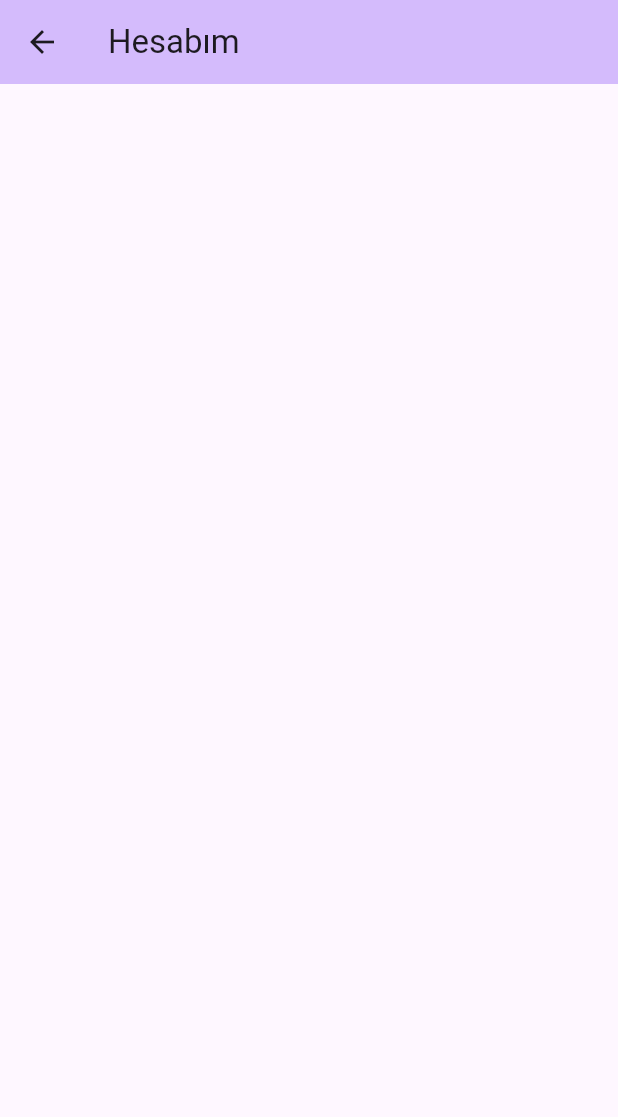
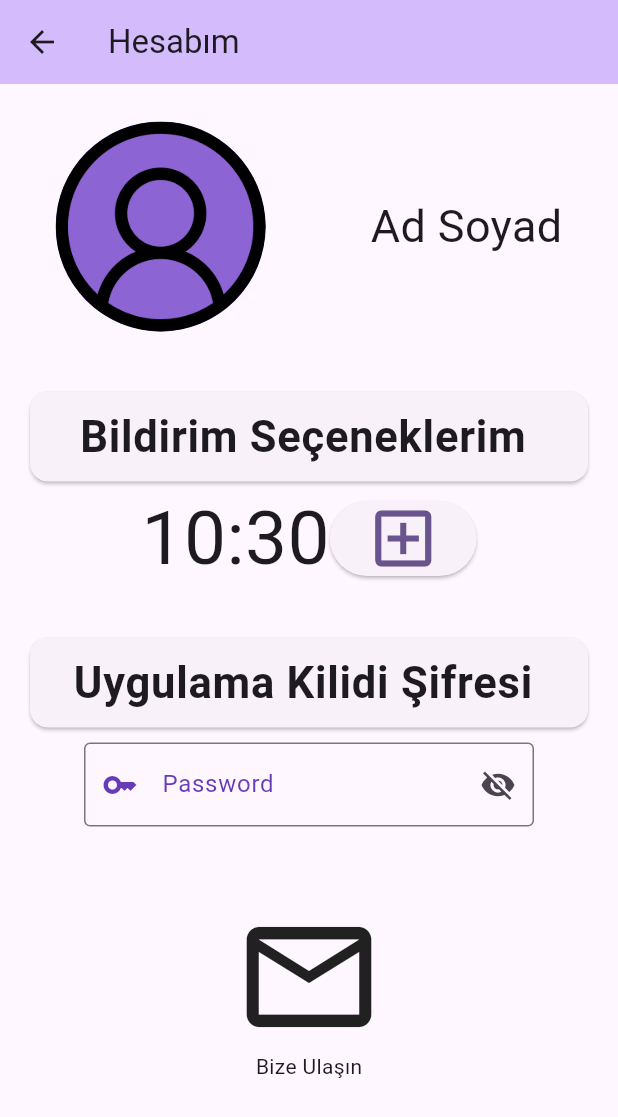
Before and after one commit to aysecetinn/F79, a Flutter app: the HomePage screen opened directly, after a tap on "HESABIM", on a phone screen of 412 x 824 dp. Shown: the top 1117 px of the screen. Run offline on Flutter 3.47's test engine with Material 2 defaults, Android fonts, the light colour scheme and no system bars; our stand-ins replace jiffy.

Commit message:
accountPage düzenlendi

```diff
--- a/lib/accountPage.dart
+++ b/lib/accountPage.dart
@@ -10,25 +10,172 @@ class Account extends StatelessWidget {
   @override
   Widget build(BuildContext context) {
     return MaterialApp(
+      title: 'F79 Account',
       theme: ThemeData(
-        colorScheme: ColorScheme.fromSeed(seedColor: Colors.deepPurple),
+        colorScheme: ColorScheme.fromSeed(
+            seedColor: const Color.fromARGB(255, 157, 114, 230)),
+        useMaterial3: true,
       ),
-      debugShowCheckedModeBanner: false,
-      home: const AccountPage(),
+      home: const AccountPage(title: 'Hesabım'),
     );
   }
 }
 
-class AccountPage extends StatelessWidget {
-  const AccountPage({super.key});
+class AccountPage extends StatefulWidget {
+  const AccountPage({super.key, required this.title});
+  final String title;
+
+  @override
+  State<AccountPage> createState() => _AccountPageState();
+}
+
+class _AccountPageState extends State<AccountPage> {
+  TimeOfDay time = TimeOfDay(hour: 10, minute: 30);
+
+  bool _isSecure = true;
+  void _changeLoading() {
+    setState(() {
+      _isSecure = !_isSecure;
+    });
+  }
 
   @override
   Widget build(BuildContext context) {
+    final hours = time.hour.toString().padLeft(2, '0');
+    final minutes = time.minute.toString().padLeft(2, '0');
     return Scaffold(
       appBar: AppBar(
         backgroundColor: Theme.of(context).colorScheme.inversePrimary,
         title: const Text('Hesabım'),
       ),
+      body: SingleChildScrollView(
+        padding: const EdgeInsets.all(5),
+        child: Column(
+          children: [
+            const SizedBox(
+              height: 20,
+            ),
+            const Row(
+              mainAxisAlignment: MainAxisAlignment.center,
+              children: [
+                CircleAvatar(
+                  maxRadius: 70.0,
+                  minRadius: 70.0,
+                  backgroundColor: Color.fromARGB(255, 141, 100, 212),
+                  backgroundImage: AssetImage('assets/images/account.png'),
+                ),
+                SizedBox(
+                  width: 70,
+                  height: 20,
+                ),
+                Column(
+                  crossAxisAlignment: CrossAxisAlignment.start,
+                  mainAxisAlignment: MainAxisAlignment.center,
+                  children: [
+                    Text(
+                      'Ad Soyad',
+                      style: TextStyle(fontSize: 30),
+                    ),
+                  ],
+                )
+              ],
+            ),
+            const SizedBox(
+              height: 40,
+            ),
+            const Card(
+              margin: EdgeInsets.fromLTRB(15, 0, 15, 0),
+              child: Column(
+                mainAxisSize: MainAxisSize.min,
+                children: <Widget>[
+                  ListTile(
+                      title: Center(
+                    child: Text('Bildirim Seçeneklerim',
+                        style: TextStyle(
+                            fontWeight: FontWeight.bold, fontSize: 29)),
+                  ))
+                ],
+              ),
+            ),
+            const SizedBox(
+              height: 2,
+            ),
+            Row(
+              mainAxisAlignment: MainAxisAlignment.center,
+              children: [
+                Text('$hours:$minutes', style: TextStyle(fontSize: 50)),
+                ElevatedButton(
+                    child: const Icon(
+                      Icons.add_box_outlined,
+                      size: 50,
+                    ),
+                    onPressed: () async {
+                      TimeOfDay? newTime = await showTimePicker(
+                        context: context,
+                        initialTime: time,
+                      );
+                      if (newTime == null) return;
+                      setState(() => time = newTime);
+                    })
+              ],
+            ),
+            const SizedBox(
+              height: 30,
+            ),
+            const Card(
+              margin: EdgeInsets.fromLTRB(15, 0, 15, 0),
+              child: Column(
+                mainAxisSize: MainAxisSize.min,
+                children: <Widget>[
+                  ListTile(
+                      title: Center(
+                    child: Text('Uygulama Kilidi Şifresi',
+                        style: TextStyle(
+                            fontWeight: FontWeight.bold, fontSize: 29)),
+                  ))
+                ],
+              ),
+            ),
+            const SizedBox(
+              height: 10,
+            ),
+            Container(
+              width: 300,
+              child: TextField(
+                obscureText: _isSecure,
+                decoration: InputDecoration(
+                    prefixIcon: const Icon(
+                      Icons.key,
+                      color: Colors.deepPurple,
+                    ),
+                    border: OutlineInputBorder(),
+                    labelText: 'Password',
+                    labelStyle: TextStyle(color: Colors.deepPurple),
+                    suffixIcon: IconButton(
+                        onPressed: () {
+                          _changeLoading();
+                        },
+                        icon: Icon(_isSecure
+                            ? Icons.visibility_off
+                            : Icons.visibility))),
+              ),
+            ),
+            const SizedBox(
+              height: 50,
+            ),
+            const Icon(
+              Icons.local_post_office_outlined,
+              size: 100,
+            ),
+            const Text(
+              'Bize Ulaşın',
+              style: TextStyle(
+                fontSize: 14,
+              ),
+            ),
+          ],
+        ),
+      ),
     );
   }
 }
--- a/lib/graphicPage.dart
+++ /dev/null
@@ -1,34 +0,0 @@
-import 'package:flutter/material.dart';
-
-void main() {
-  runApp(const Graphic());
-}
-
-class Graphic extends StatelessWidget {
-  const Graphic({super.key});
-
-  @override
-  Widget build(BuildContext context) {
-    return MaterialApp(
-      theme: ThemeData(
-        colorScheme: ColorScheme.fromSeed(seedColor: Colors.deepPurple),
-      ),
-      debugShowCheckedModeBanner: false,
-      home: const GraphicPage(),
-    );
-  }
-}
-
-class GraphicPage extends StatelessWidget {
-  const GraphicPage({super.key});
-
-  @override
-  Widget build(BuildContext context) {
-    return Scaffold(
-      appBar: AppBar(
-        backgroundColor: Theme.of(context).colorScheme.inversePrimary,
-        title: const Text('Haftalık Grafik'),
-      ),
-    );
-  }
-}
--- a/lib/homePage.dart
+++ b/lib/homePage.dart
@@ -1,5 +1,4 @@
 import 'package:f79/accountPage.dart';
-import 'package:f79/graphicPage.dart';
 import 'package:flutter/material.dart';
 import 'package:jiffy/jiffy.dart';
 
@@ -108,7 +107,9 @@ class _HomePageState extends State<HomePage> {
                 onPressed: () {
                   Navigator.of(context).push(
                     MaterialPageRoute(
-                      builder: (context) => const GraphicPage(),
+                      builder: (context) => HomePage(
+                        title: 'HomePage',
+                      ),
                     ),
                   );
                 },
@@ -138,7 +139,9 @@ class _HomePageState extends State<HomePage> {
                 onPressed: () {
                   Navigator.of(context).push(
                     MaterialPageRoute(
-                      builder: (context) => const AccountPage(),
+                      builder: (context) => const AccountPage(
+                        title: 'AccountPage',
+                      ),
                     ),
                   );
                 },
```
